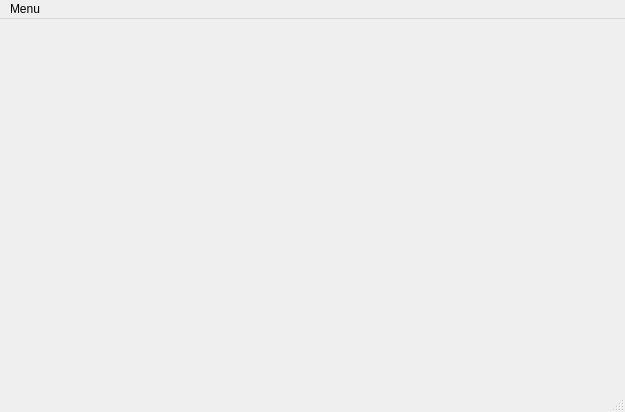
The window that mainwindow.ui (jkxing/QtMCS) describes before a commit, drawn with Qt 5.
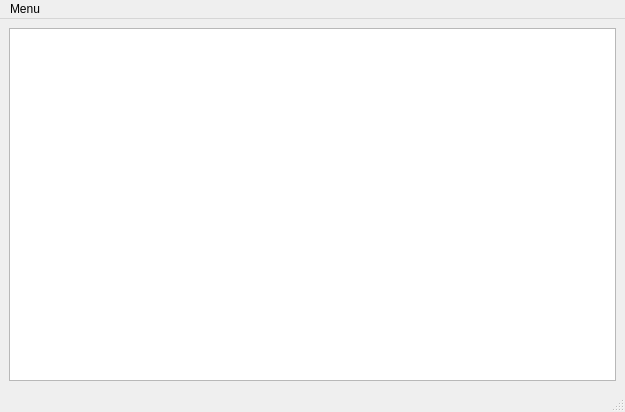
The same window after the commit.

The edit to the form file:
```diff
--- a/mainwindow.ui
+++ b/mainwindow.ui
@@ -13,7 +13,13 @@
   <property name="windowTitle">
    <string>MainWindow</string>
   </property>
-  <widget class="QWidget" name="centralwidget"/>
+  <widget class="QWidget" name="centralwidget">
+   <layout class="QHBoxLayout" name="horizontalLayout">
+    <item>
+     <widget class="QGraphicsView" name="graphicsView"/>
+    </item>
+   </layout>
+  </widget>
   <widget class="QMenuBar" name="menubar">
    <property name="geometry">
     <rect>
```
Left out of the diff: 2 changed lines with no effect on the pictures.
